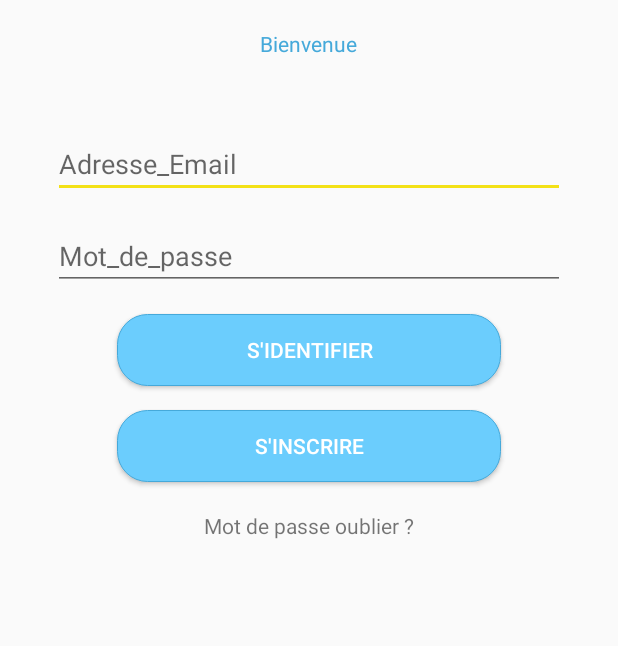
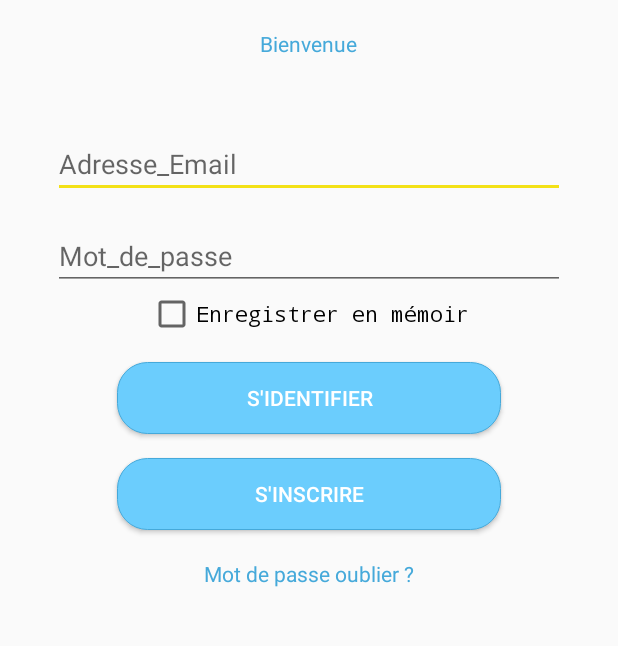
Before and after one commit to hibakhlifi/P_kids, an Android app: the screen it shows after launch (MainActivity), on a phone screen of 412 x 824 dp, the part 333-979 px from its top. Run offline under Robolectric (Android 15) with nearby library versions, the phone set to English and light mode, and no system bars; our stand-ins replace Firebase (no records; nobody signed in at launch, a user with empty details on screens opened directly).

Commit message:
final update of project

```diff
--- a/app/src/main/AndroidManifest.xml
+++ b/app/src/main/AndroidManifest.xml
@@ -12,7 +12,7 @@
         android:theme="@style/AppTheme"
         tools:ignore="AllowBackup,GoogleAppIndexingWarning">
         <activity android:name=".Activity_Test"></activity>
-        <activity android:name=".Forget_password" />
+        <activity android:name=".Forget_password" />w
         <activity
             android:name=".MenuActivity"
             android:theme="@style/AppTheme.NoActionBar" />
--- a/app/src/main/java/com/iset/P_kids/MainActivity.java
+++ b/app/src/main/java/com/iset/P_kids/MainActivity.java
@@ -1,9 +1,16 @@
+
 package com.iset.P_kids;
 
+import android.content.Context;
 import android.content.Intent;
+import android.content.SharedPreferences;
 import android.os.Bundle;
+import android.text.Editable;
+import android.text.TextWatcher;
 import android.view.View;
 import android.widget.Button;
+import android.widget.CheckBox;
+import android.widget.CompoundButton;
 import android.widget.EditText;
 import android.widget.Toast;
 
@@ -15,51 +22,58 @@ import com.google.android.gms.tasks.Task;
 import com.google.firebase.auth.AuthResult;
 import com.google.firebase.auth.FirebaseAuth;
 
-public class MainActivity extends AppCompatActivity {
-    EditText email, password;
-    Button signin ;
+public class MainActivity extends AppCompatActivity implements
+        TextWatcher, CompoundButton.OnCheckedChangeListener {
+    Button signin;
     String messageerreur;
     String messagesucces;
     private FirebaseAuth firebaseAuth;
+    EditText etemail, etpassword;
+    CheckBox rem_userpass;
+    SharedPreferences sharedPreferences;
+    SharedPreferences.Editor editor;
+    private static final String PREF_NAME = "prefs";
+    private static final String KEY_REMEMBER = "remember";
+    private static final String KEY_EMAIL = "username";
+    private static final String KEY_PASS = "password";
 
     @Override
     protected void onCreate(Bundle savedInstanceState) {
         super.onCreate(savedInstanceState);
+        setContentView(R.layout.activity_main);
 
-        setContentView(R.layout.activity_main);
-        //passage a l'interface de création de compte
-        findViewById(R.id.button3).setOnClickListener(new View.OnClickListener() {
-            @Override
-            public void onClick(View view) {
-                Intent intent = new Intent(MainActivity.this, Inscrire.class);
-                startActivity(intent);
-            }
-        });
-//passage au interface de mot de passe oublier
-        findViewById(R.id.oublier).setOnClickListener(new View.OnClickListener() {
-            @Override
-            public void onClick(View view) {
-                Intent intent = new Intent(MainActivity.this, Forget_password.class);
-                startActivity(intent);
-            }
-        });
-
-
-        email = findViewById(R.id.email);
-        password = findViewById(R.id.motdepasse);
-
+        etemail = findViewById(R.id.email);
+        etpassword = findViewById(R.id.motdepasse);
         signin = findViewById(R.id.button1);
         //récupération du message  existe dans le fichier string
         messageerreur = getString(R.string.messageerreur);
         messagesucces = getString(R.string.messagesucces);
         //instance du firebase
         firebaseAuth = FirebaseAuth.getInstance();
+        sharedPreferences = getSharedPreferences(PREF_NAME, Context.MODE_PRIVATE);
+        editor = sharedPreferences.edit();
+        etemail = (EditText) findViewById(R.id.email);
+        etpassword = (EditText) findViewById(R.id.motdepasse);
+        rem_userpass = (CheckBox) findViewById(R.id.checkBox);
+
+        if (sharedPreferences.getBoolean(KEY_REMEMBER, false))
+            rem_userpass.setChecked(true);
+        else
+            rem_userpass.setChecked(false);
+
+        etemail.setText(sharedPreferences.getString(KEY_EMAIL, ""));
+        etpassword.setText(sharedPreferences.getString(KEY_PASS, ""));
+
+        etemail.addTextChangedListener(this);
+        etpassword.addTextChangedListener(this);
+        rem_userpass.setOnCheckedChangeListener(this);
+
         //gérer le click sur le button SignIn
         signin.setOnClickListener(new View.OnClickListener() {
             @Override
             public void onClick(View view) {
 
-                firebaseAuth.signInWithEmailAndPassword(email.getText().toString(), password.getText().toString())
+                firebaseAuth.signInWithEmailAndPassword(etemail.getText().toString(), etpassword.getText().toString())
                         .addOnCompleteListener(new OnCompleteListener<AuthResult>() {
                             @Override
                             public void onComplete(@NonNull Task<AuthResult> task) {
@@ -78,16 +92,64 @@ public class MainActivity extends AppCompatActivity {
                                     Toast.makeText(MainActivity.this, "Authentication failed.",
                                             Toast.LENGTH_SHORT).show();
                                 }
-
                             }
 
                         });
-
-
+            }
+        });
+        //passage a l'interface de création de compte
+        findViewById(R.id.button3).setOnClickListener(new View.OnClickListener() {
+            @Override
+            public void onClick(View view) {
+                Intent intent = new Intent(MainActivity.this, Inscrire.class);
+                startActivity(intent);
             }
         });
 
+//passage au interface de mot de passe oublier
+        findViewById(R.id.oublier).setOnClickListener(new View.OnClickListener() {
+            @Override
+            public void onClick(View view) {
+                Intent intent = new Intent(MainActivity.this, Forget_password.class);
+                startActivity(intent);
+            }
+        });
 
     }
 
+    @Override
+    public void beforeTextChanged(CharSequence charSequence, int i, int i1, int i2) {
+
+    }
+
+    @Override
+    public void onTextChanged(CharSequence charSequence, int i, int i1, int i2) {
+        managePrefs();
+    }
+
+    @Override
+    public void afterTextChanged(Editable editable) {
+
+    }
+
+    @Override
+    public void onCheckedChanged(CompoundButton compoundButton, boolean b) {
+        managePrefs();
+    }
+
+    private void managePrefs() {
+        if (rem_userpass.isChecked()) {
+            editor.putString(KEY_EMAIL, etemail.getText().toString().trim());
+            editor.putString(KEY_PASS, etpassword.getText().toString().trim());
+            editor.putBoolean(KEY_REMEMBER, true);
+            editor.apply();
+        } else {
+            editor.putBoolean(KEY_REMEMBER, false);
+            editor.remove(KEY_PASS);//editor.putString(KEY_PASS,"");
+            editor.remove(KEY_EMAIL);//editor.putString(KEY_USERNAME, "");
+            editor.apply();
+        }
+
+
+    }
 }
--- a/app/src/main/java/com/iset/P_kids/MenuActivity.java
+++ b/app/src/main/java/com/iset/P_kids/MenuActivity.java
@@ -50,7 +50,7 @@ public class MenuActivity extends AppCompatActivity implements NavigationView.On
     @Override
     public boolean onCreateOptionsMenu(Menu menu) {
         // Inflate the menu; this adds items to the action bar if it is present.
-        getMenuInflater().inflate(R.menu.main, menu);
+        getMenuInflater().inflate(R.menu.map_options, menu);
         return true;
     }
 
@@ -62,7 +62,7 @@ public class MenuActivity extends AppCompatActivity implements NavigationView.On
         int id = item.getItemId();
 
         // noinspection SimplifiableIfStatement
-        if (id == R.id.action_settings) {
+        if (id == R.id.settings) {
             return true;
         }
 
--- a/app/src/main/res/layout/activity_main.xml
+++ b/app/src/main/res/layout/activity_main.xml
@@ -46,6 +46,14 @@
         />
 
 
+    <CheckBox
+        android:id="@+id/checkBox"
+        android:layout_width="wrap_content"
+        android:layout_height="wrap_content"
+        android:layout_gravity="center"
+        android:fontFamily="monospace"
+        android:gravity="center"
+        android:text="Enregistrer en mémoir" />
 
     <Button
         android:id="@+id/button1"
@@ -77,5 +85,6 @@
         android:layout_marginBottom="32dp"
         android:text="@string/oublier"
         android:layout_gravity="center"
-        android:textColorLink="#45a9da" />
+        android:textColor="#45a9da" />
+
 </androidx.appcompat.widget.LinearLayoutCompat>
--- a/app/src/main/res/values/strings.xml
+++ b/app/src/main/res/values/strings.xml
@@ -34,6 +34,10 @@
     <string name="paragraphe">Veuillez remplir les information ci_dessus,len informations de votre enfant sera sauvegarder</string>
     <string name="age">age</string>
     <string name="inserer">Insérer</string>
+    <string name="normal_map">normal_map</string>
+    <string name="hybrid_map">hybrid_map</string>
+    <string name="satellite_map">satellite_map</string>
+    <string name="terrain_map">terrain_map</string>
 
     <string-array name="language_option">
         <item>English</item>
```
Also changed, not shown: app/src/main/res/drawable-v21/ic_account.xml (added, +9 -0 lines), app/src/main/res/layout/fragment_activity.xml (added, +28 -0 lines), app/src/main/res/layout/fragment_dasboard.xml (added, +13 -0 lines), app/src/main/res/layout/fragment_home.xml (added, +19 -0 lines), app/src/main/res/layout/fragment_notification.xml (added, +19 -0 lines), app/src/main/res/layout/fragment_profile.xml (added, +43 -0 lines), app/src/main/res/menu/main.xml (deleted, +0 -9 lines), app/src/main/res/menu/map_options.xml (added, +21 -0 lines), app/src/main/res/menu/menu.xml (deleted, +0 -28 lines).
